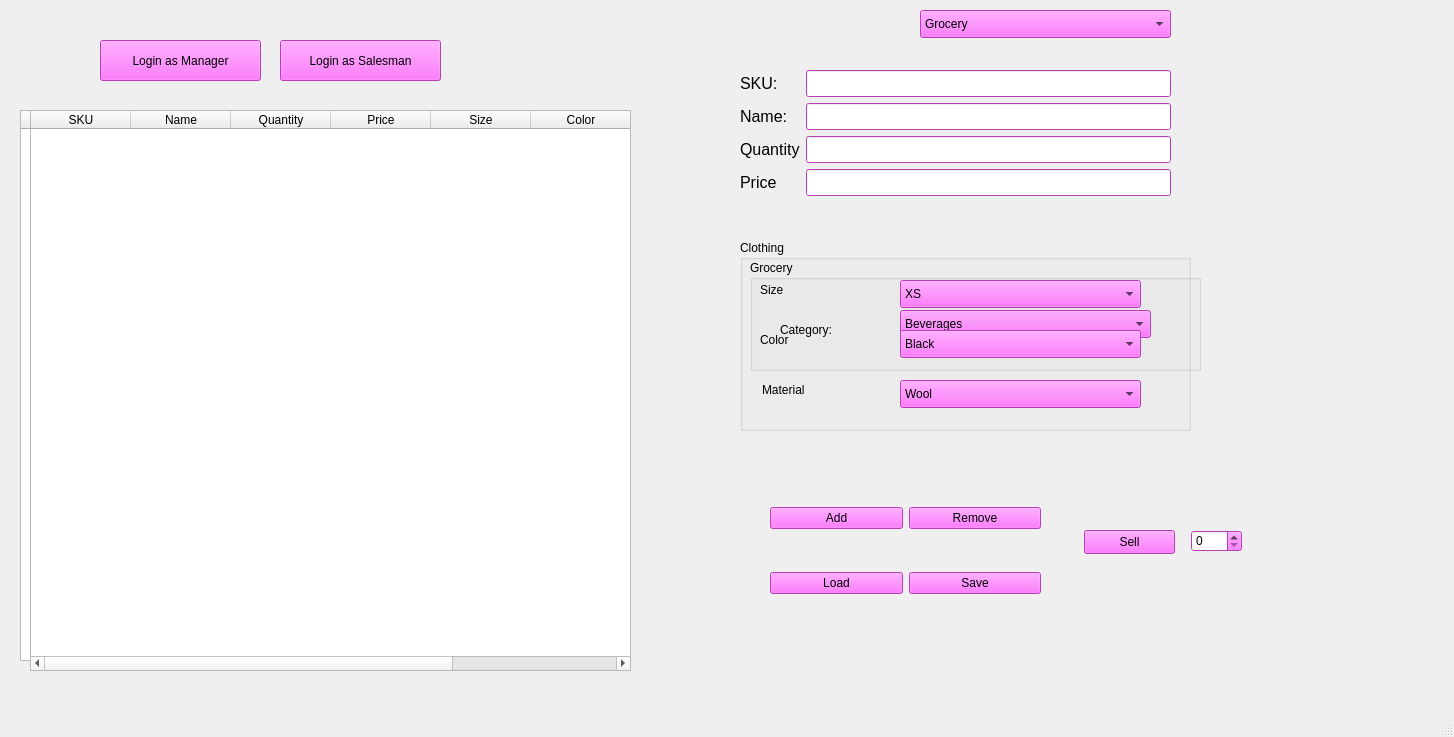
Above: mainwindow.ui from UmarMushtaqMughal/Cs before the change. Below: the same form after it.
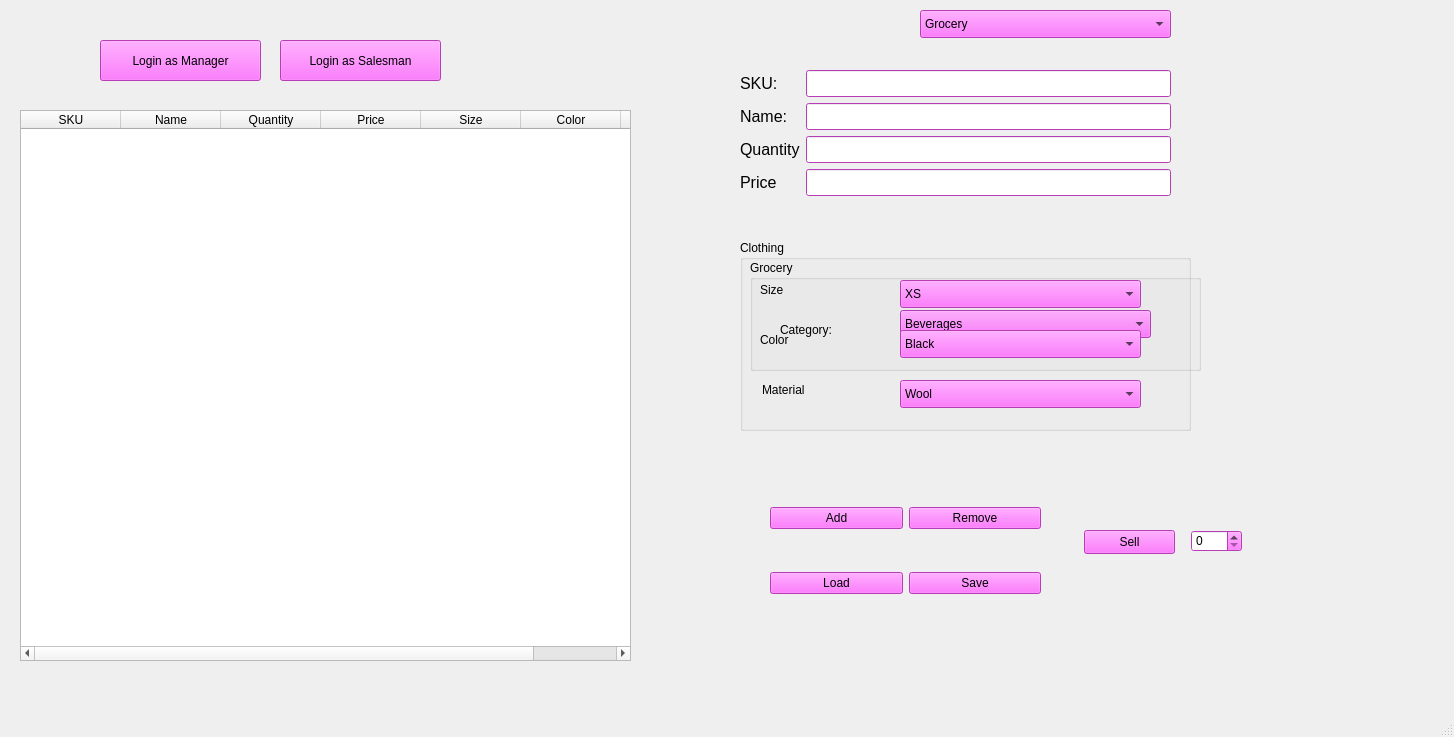
That is the form after the change.

```diff
--- a/mainwindow.ui
+++ b/mainwindow.ui
@@ -5925,10 +5925,10 @@
     </property>
     <property name="geometry">
      <rect>
-      <x>30</x>
+      <x>20</x>
       <y>110</y>
-      <width>601</width>
-      <height>561</height>
+      <width>611</width>
+      <height>551</height>
      </rect>
     </property>
     <property name="palette">
@@ -8827,7 +8827,7 @@
       <x>740</x>
       <y>70</y>
       <width>431</width>
-      <height>141</height>
+      <height>163</height>
      </rect>
     </property>
     <property name="palette">
```
Left out of the diff: 2 changed lines with no effect on the pictures.
